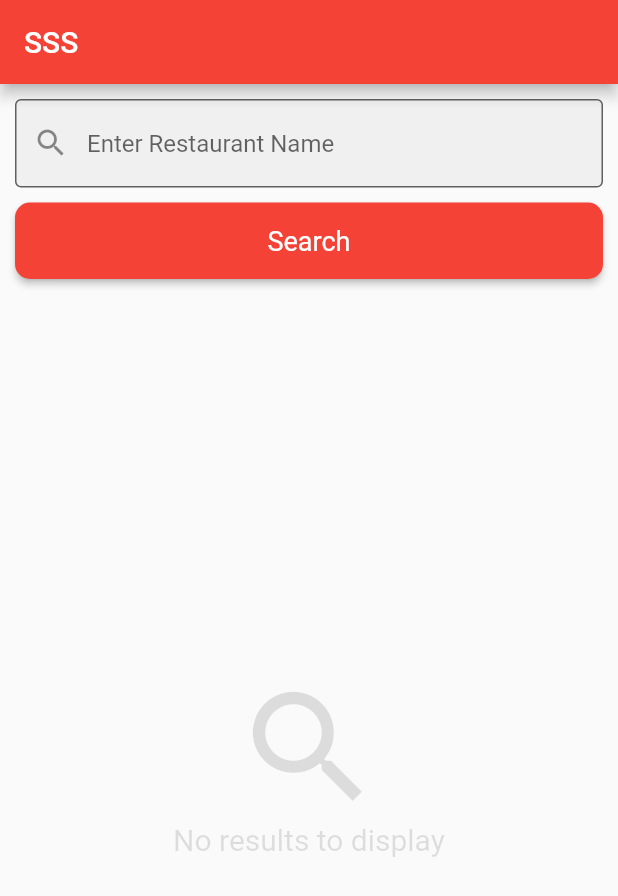
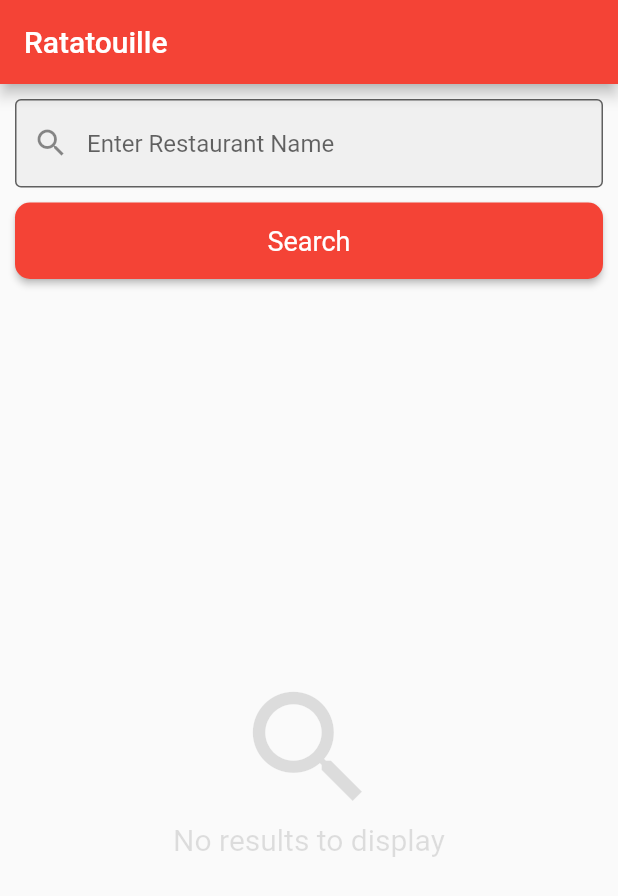
Before and after one commit to estarossa10/ratatouille, a Flutter app: the screen it shows after launch, on a phone screen of 412 x 824 dp. Shown: the top 896 px of the screen. Run offline on Flutter 3.47's test engine with Material 2 defaults, Android fonts, the phone set to English and light mode, and no system bars; our stand-ins replace dio, flutter_dotenv.

Commit message:
edit commit

```diff
--- a/lib/main.dart
+++ b/lib/main.dart
@@ -17,7 +17,7 @@
         primarySwatch: Colors.blue,
         visualDensity: VisualDensity.adaptivePlatformDensity,
       ),
-      home: SearchPage(title: 'SSS'),
+      home: SearchPage(title: 'Ratatouille'),
       debugShowCheckedModeBanner: false,
     );
   }
```
